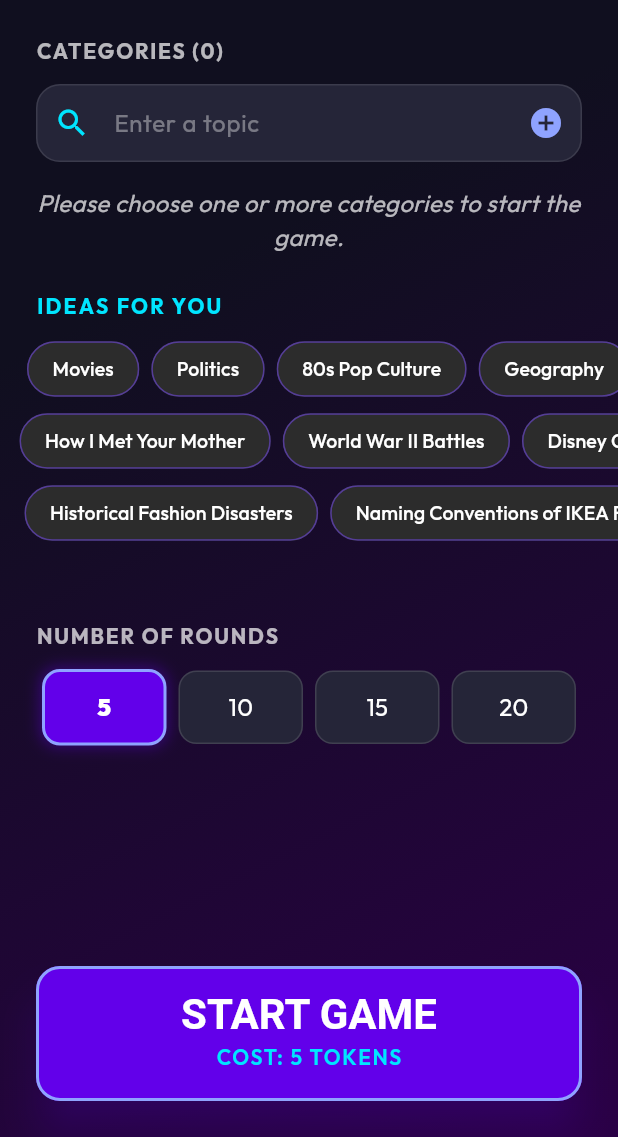
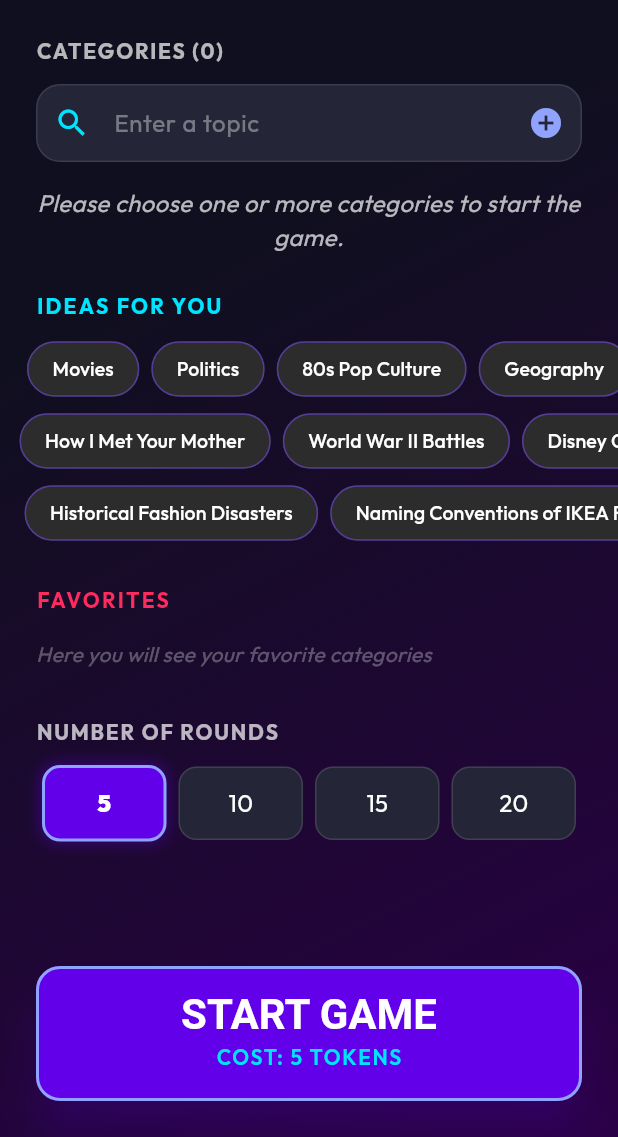
Before and after one commit to ric-hs/any-trivia, a Flutter app: the screen it shows once a user with an empty profile is signed in, on a phone screen of 412 x 824 dp, the part 99-1236 px from its top. Run offline on Flutter 3.47's test engine with Material 3 defaults, Android fonts, the phone set to English and light mode, and no system bars; drawn by our look-alikes of flutter_animate; our stand-ins replace cloud_firestore, cloud_functions, device_info_plus, equatable, firebase_auth, firebase_core and 4 more; accounts and stored records are empty; network calls fail; Roboto replaces fonts that are missing (Michroma).

Commit message:
Add empty favorites state

```diff
--- a/lib/features/game/presentation/pages/home_page.dart
+++ b/lib/features/game/presentation/pages/home_page.dart
@@ -498,7 +498,8 @@ class _HomePageState extends State<HomePage>
                                 const SizedBox(height: 24),
 
                                 // Favorites Section
-                                if (profile.favoriteCategories.isNotEmpty) ...[
+
+                                // Favorites Section
                                 Padding(
                                   padding: const EdgeInsets.symmetric(
                                     horizontal: 24.0,
@@ -516,12 +517,31 @@ class _HomePageState extends State<HomePage>
                                   ).animate().fadeIn(delay: 700.ms),
                                 ),
                                 const SizedBox(height: 8),
-                                  SizedBox(
+
+                                profile.favoriteCategories.isEmpty
+                                    ? Padding(
+                                        padding: const EdgeInsets.symmetric(
+                                          horizontal: 24.0,
+                                          vertical: 8.0,
+                                        ),
+                                        child: Text(
+                                          AppLocalizations.of(
+                                            context,
+                                          )!.emptyFavoritesMessage,
+                                          style: GoogleFonts.outfit(
+                                            color: Colors.white30,
+                                            fontSize: 14,
+                                            fontStyle: FontStyle.italic,
+                                          ),
+                                        ).animate().fadeIn(delay: 800.ms),
+                                      )
+                                    : SizedBox(
                                         height: 50,
                                         child: ListView.separated(
                                           controller: _favoriteController,
                                           scrollDirection: Axis.horizontal,
-                                      physics: const BouncingScrollPhysics(),
+                                          physics:
+                                              const BouncingScrollPhysics(),
                                           padding: const EdgeInsets.symmetric(
                                             horizontal: 24.0,
                                           ),
@@ -531,13 +551,13 @@ class _HomePageState extends State<HomePage>
                                               const SizedBox(width: 8),
                                           itemBuilder: (context, index) {
                                             final cat =
-                                            profile.favoriteCategories[index];
+                                                profile
+                                                    .favoriteCategories[index];
                                             return Container(
                                               decoration: BoxDecoration(
                                                 color: const Color(0xFF252538),
-                                            borderRadius: BorderRadius.circular(
-                                              16,
-                                            ),
+                                                borderRadius:
+                                                    BorderRadius.circular(16),
                                                 border: Border.all(
                                                   color: Colors.white12,
                                                 ),
@@ -555,7 +575,8 @@ class _HomePageState extends State<HomePage>
                                                   },
                                                   child: Padding(
                                                     padding:
-                                                    const EdgeInsets.symmetric(
+                                                        const EdgeInsets
+                                                            .symmetric(
                                                           horizontal: 12.0,
                                                           vertical: 8.0,
                                                         ),
@@ -566,15 +587,21 @@ class _HomePageState extends State<HomePage>
                                                         GestureDetector(
                                                           onTap: () {
                                                             final newFavorites =
-                                                            List<String>.from(
+                                                                List<String>
+                                                                    .from(
                                                                       profile
                                                                           .favoriteCategories,
-                                                            )..remove(cat);
+                                                                    )..remove(
+                                                                  cat,
+                                                                );
                                                             context
-                                                            .read<ProfileBloc>()
+                                                                .read<
+                                                                  ProfileBloc
+                                                                >()
                                                                 .add(
                                                                   UpdateFavoriteCategories(
-                                                                userId: profile
+                                                                    userId:
+                                                                        profile
                                                                             .userId,
                                                                     categories:
                                                                         newFavorites,
@@ -587,13 +614,20 @@ class _HomePageState extends State<HomePage>
                                                             color: Colors.amber,
                                                           ),
                                                         ),
-                                                    const SizedBox(width: 8),
+                                                        const SizedBox(
+                                                          width: 8,
+                                                        ),
                                                         Text(
                                                           cat,
-                                                      style: GoogleFonts.outfit(
-                                                        color: Colors.white,
+                                                          style:
+                                                              GoogleFonts
+                                                                  .outfit(
+                                                                    color:
+                                                                        Colors
+                                                                            .white,
                                                                     fontWeight:
-                                                            FontWeight.w500,
+                                                                        FontWeight
+                                                                            .w500,
                                                                   ),
                                                         ),
                                                       ],
@@ -605,7 +639,7 @@ class _HomePageState extends State<HomePage>
                                           },
                                         ),
                                       ).animate().fadeIn(delay: 800.ms),
-                                ],
+
 
                                 const SizedBox(height: 24),
 
--- a/lib/l10n/app_en.arb
+++ b/lib/l10n/app_en.arb
@@ -85,6 +85,7 @@
     "settingsTitle": "SETTINGS",
     "categories": "Categories",
     "emptyCategoriesMessage": "Please choose one or more categories to start the game.",
+    "emptyFavoritesMessage": "Here you will see your favorite categories",
     "suggestionsTitle": "IDEAS FOR YOU",
     "suggestionsSpecificTitle": "SPECIALIZED TOPICS",
     "suggestionsFunTitle": "QUIRKY & FUN",
--- a/lib/l10n/app_es.arb
+++ b/lib/l10n/app_es.arb
@@ -48,6 +48,7 @@
     "settingsTitle": "AJUSTES",
     "categories": "Categorías",
     "emptyCategoriesMessage": "Por favor elige una o más categorías para comenzar.",
+    "emptyFavoritesMessage": "Aquí verás tus categorías favoritas",
     "suggestionsTitle": "IDEAS PARA TI",
     "suggestionsSpecificTitle": "TEMAS ESPECIALIZADOS",
     "suggestionsFunTitle": "CURIOSOS Y DIVERTIDOS",
--- a/lib/l10n/app_localizations.dart
+++ b/lib/l10n/app_localizations.dart
@@ -386,6 +386,12 @@ abstract class AppLocalizations {
   /// **'Please choose one or more categories to start the game.'**
   String get emptyCategoriesMessage;
 
+  /// No description provided for @emptyFavoritesMessage.
+  ///
+  /// In en, this message translates to:
+  /// **'Here you will see your favorite categories'**
+  String get emptyFavoritesMessage;
+
   /// No description provided for @suggestionsTitle.
   ///
   /// In en, this message translates to:
--- a/lib/l10n/app_localizations_en.dart
+++ b/lib/l10n/app_localizations_en.dart
@@ -164,6 +164,10 @@ class AppLocalizationsEn extends AppLocalizations {
       'Please choose one or more categories to start the game.';
 
   @override
+  String get emptyFavoritesMessage =>
+      'Here you will see your favorite categories';
+
+  @override
   String get suggestionsTitle => 'IDEAS FOR YOU';
 
   @override
--- a/lib/l10n/app_localizations_es.dart
+++ b/lib/l10n/app_localizations_es.dart
@@ -165,6 +165,9 @@ class AppLocalizationsEs extends AppLocalizations {
       'Por favor elige una o más categorías para comenzar.';
 
   @override
+  String get emptyFavoritesMessage => 'Aquí verás tus categorías favoritas';
+
+  @override
   String get suggestionsTitle => 'IDEAS PARA TI';
 
   @override
```
Lines whose indentation alone changed are shown as unchanged.
